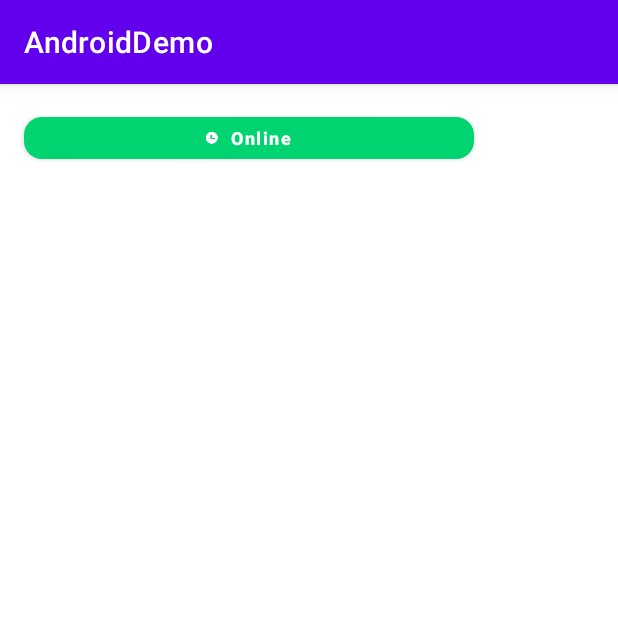
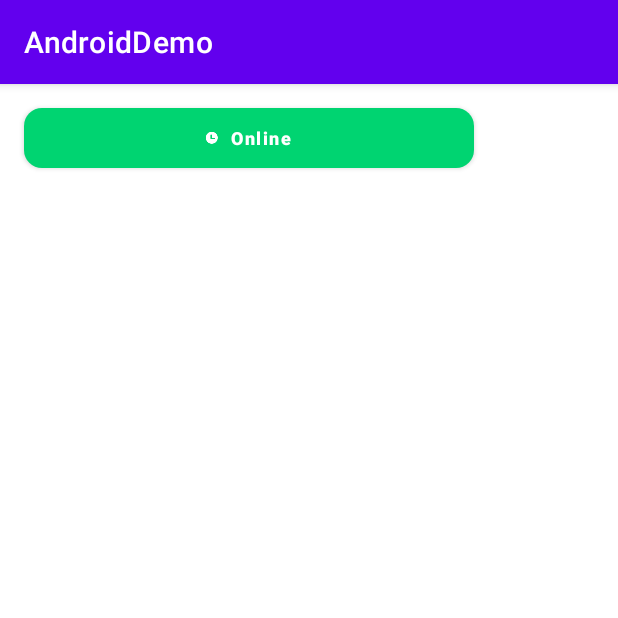
Before and after one commit to cag2050/AndroidDemo, an Android app: the MaterialButtonActivity screen opened directly, with no data from a screen before it, on a phone screen of 412 x 824 dp, the top half of it. Run offline under Robolectric (Android 15) with nearby library versions, the phone set to English and light mode, and no system bars.

Commit message:
去掉默认6dp边距

```diff
--- a/app/src/main/res/layout/activity_material_button.xml
+++ b/app/src/main/res/layout/activity_material_button.xml
@@ -13,6 +13,8 @@
         android:layout_height="40dp"
         android:layout_marginStart="16dp"
         android:layout_marginTop="16dp"
+        android:insetTop="0dp"
+        android:insetBottom="0dp"
         android:gravity="center"
         android:text="@string/common_text_online"
         android:textAllCaps="false"
```
